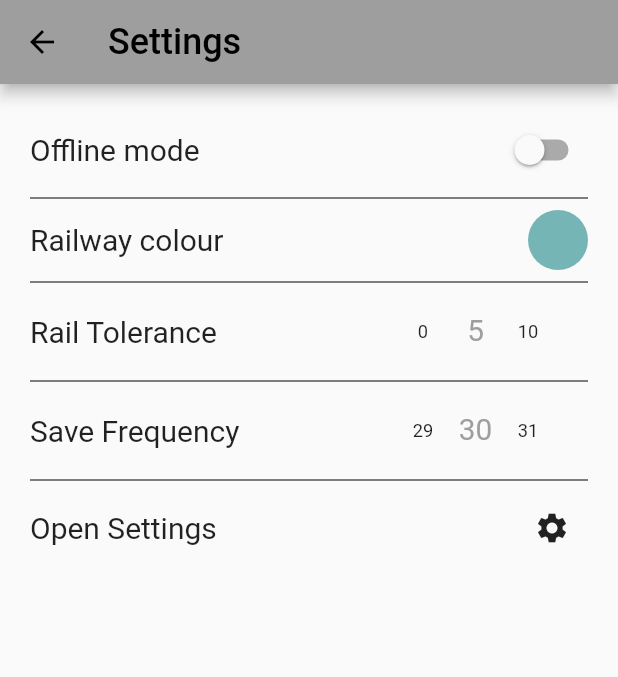
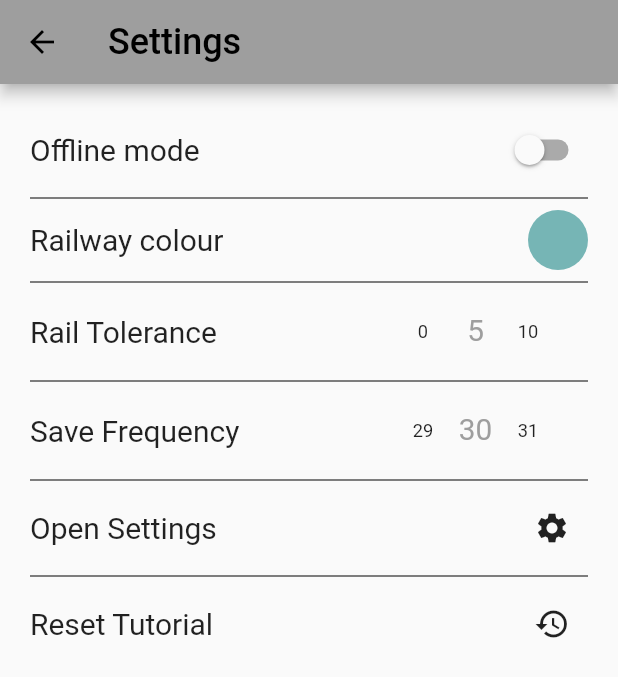
Before and after one commit to tommasopeduzzi/railway_explorer, a Flutter app: the Settings screen opened directly, on a phone screen of 412 x 824 dp. Shown: the top 677 px of the screen. Run offline on Flutter 3.47's test engine with Material 2 defaults, Android fonts, the phone set to English and light mode, and no system bars; drawn by our look-alikes of numberpicker; our stand-ins replace flutter_colorpicker, flutter_map, geolocator, latlong2, permission_handler, shared_preferences and 1 more; missing offline and left inert: background_location, flutter_map_location_marker, flutter_map_tappable_polyline, restart_app, tutorial_coach_mark; accounts and stored records are empty.

Commit message:
Add option to rewatch tutorial

```diff
--- a/lib/settings.dart
+++ b/lib/settings.dart
@@ -5,6 +5,7 @@ import 'package:shared_preferences/shared_preferences.dart';
 import 'package:flutter_colorpicker/flutter_colorpicker.dart';
 import 'package:numberpicker/numberpicker.dart';
 import 'package:permission_handler/permission_handler.dart';
+import 'package:restart_app/restart_app.dart';
 
 //class for the settings page
 import 'tutorial.dart';
@@ -41,6 +42,11 @@ class _SettingsState extends State<Settings> {
       railTolerance = prefs.getInt('tolerance') ?? 5;
       frequency = prefs.getInt('save') ?? 30;
     });
+  }
+
+  void resetTutorial() async {
+    SharedPreferences prefs = await SharedPreferences.getInstance();
+    await prefs.setBool('watchedIntro', false);
   }
 
   //Call function to load settings in innitState to display current settings
@@ -223,6 +229,23 @@ class _SettingsState extends State<Settings> {
                   },
                 ),
               ],
+            ),
+            const Divider(
+              //Divider between save frequency and open app settings
+              color: Colors.black,
+            ),
+            Row(
+              mainAxisAlignment: MainAxisAlignment.spaceBetween,
+              children: [
+                const Text("Reset Tutorial", style: TextStyle(fontSize: 20)),
+                IconButton(
+                  icon: const Icon(Icons.restore),
+                  onPressed: () {
+                    resetTutorial();
+                    Restart.restartApp(); //Reset tutorial when pressed
+                  },
+                ),
+              ],
             )
           ],
         ),
--- a/pubspec.yaml
+++ b/pubspec.yaml
@@ -27,6 +27,7 @@ environment:
 # the latest version available on pub.dev. To see which dependencies have newer
 # versions available, run `flutter pub outdated`.
 dependencies:
+  restart_app: ^1.1.0
   numberpicker: ^2.1.1
   flutter_colorpicker: ^1.0.3
   shared_preferences: ^2.0.15
```
